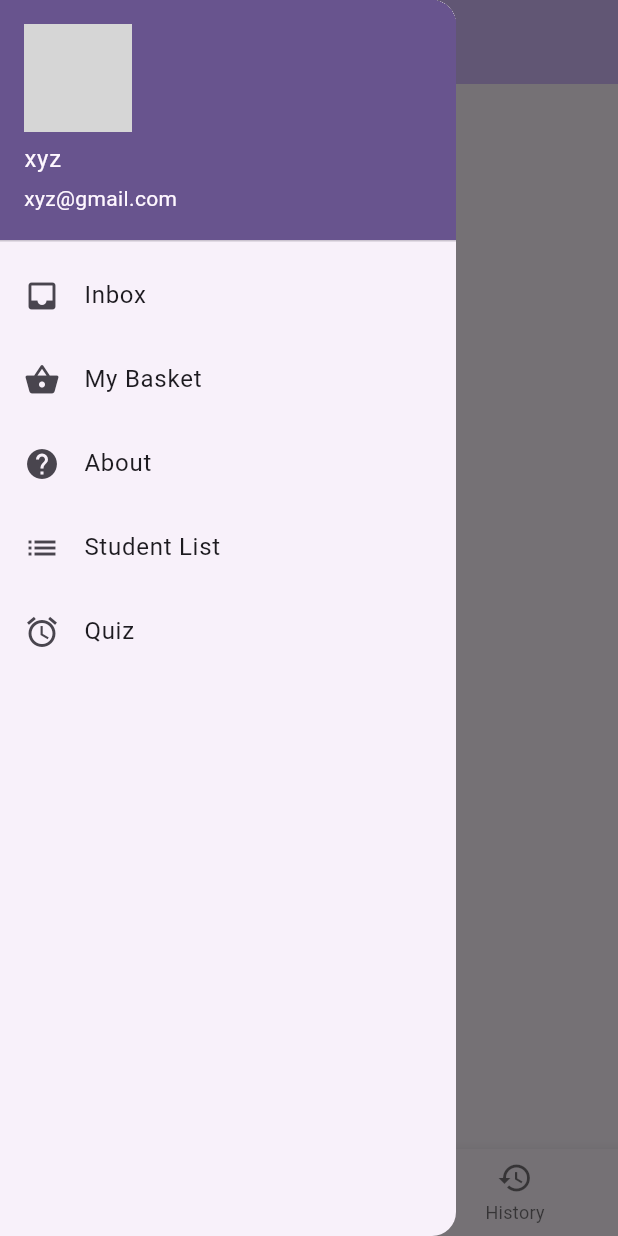
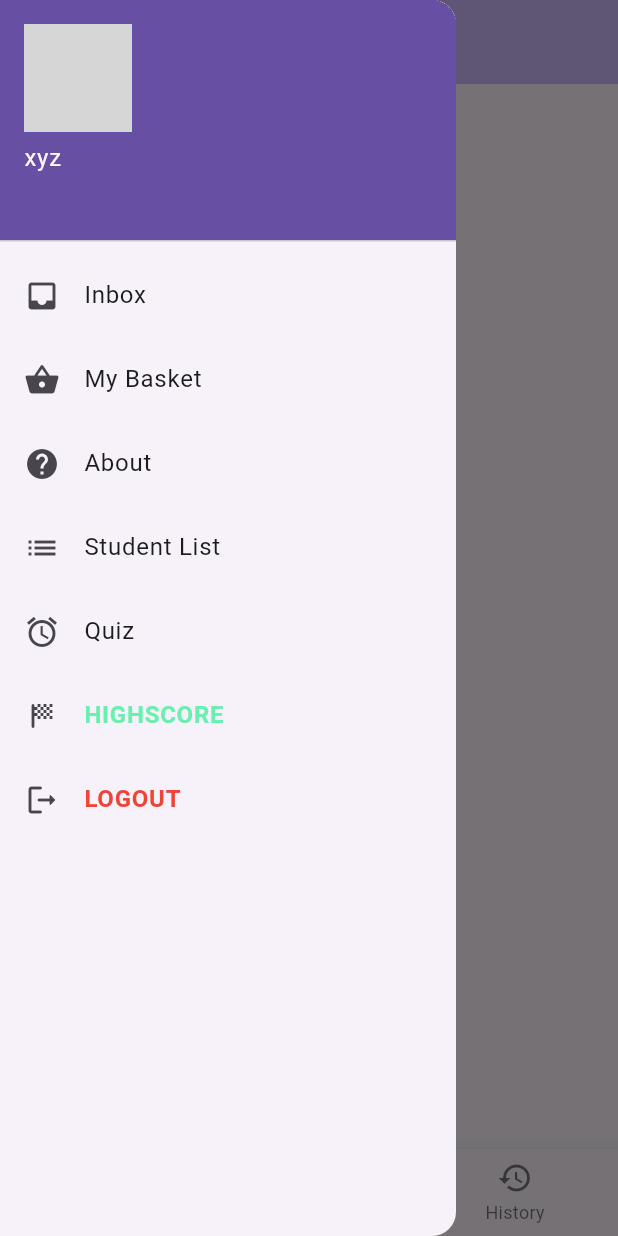
Before and after one commit to canonflow/ET, a Flutter app: the MyHomePage screen opened directly, item 2 of the bottom bar chosen, with the side drawer open, on a phone screen of 412 x 824 dp. Run offline on Flutter 3.47's test engine with Material 3 defaults, Android fonts, the phone set to English and light mode, and no system bars; our stand-ins replace percent_indicator, shared_preferences; accounts and stored records are empty; network calls fail; grey boxes are pictures that could not be loaded.

Commit message:
feat(week6): add exercise

```diff
--- a/Week 1/canonflow/lib/main.dart
+++ b/Week 1/canonflow/lib/main.dart
@@ -1,15 +1,38 @@
 import 'package:canonflow/screen/about.dart';
 import 'package:canonflow/screen/basket.dart';
+import 'package:canonflow/screen/highscore.dart';
 import 'package:canonflow/screen/history.dart';
 import 'package:canonflow/screen/home.dart';
+import 'package:canonflow/screen/login.dart';
 import 'package:canonflow/screen/quiz.dart';
 import 'package:canonflow/screen/search.dart';
 import 'package:canonflow/screen/student/addrecipe.dart';
 import 'package:canonflow/screen/student/student-list.dart';
 import 'package:flutter/material.dart';
 
+import 'package:shared_preferences/shared_preferences.dart';
+
+String ACTIVE_USER = "";
+
+Future<String> checkUser() async {
+  final prefs = await SharedPreferences.getInstance();
+  String user_id = prefs.getString("user_id") ?? "";
+
+  return user_id;
+}
+
 void main() {
-  runApp(const MyApp());
+  // runApp(const MyApp());
+  WidgetsFlutterBinding.ensureInitialized();
+  checkUser()
+    .then((String result) {
+      if (result == "") {
+        runApp(const MyLogin());
+      } else {
+        ACTIVE_USER = result;
+        runApp(const MyApp());
+      }
+    });
 }
 
 class MyApp extends StatelessWidget {
@@ -45,6 +68,8 @@ class MyApp extends StatelessWidget {
         'student.list': (context) => StudentList(),
         'add.recipe': (context) => const AddRecipe(),
         'quiz': (context) => const Quiz(),
+        'login': (context) => const Login(),
+        'highscore': (context) => HighScore(),
       },
     );
   }
@@ -76,12 +101,28 @@ class _MyHomePageState extends State<MyHomePage> {
 
   // Week 2
   int _currentIndex = 0;
+
+  // Week 6
+  String _user_id = "";
+
   final List<Widget> _screens = [
     Home(),
     Search(),
     History()
   ];
   final List<String> _title = ['Home', 'Search', 'History'];
+
+  @override
+  void initState() {
+    // TODO: implement initState
+    super.initState();
+    checkUser()
+      .then((value) {
+        setState(() {
+          _user_id = value;
+        });
+      });
+  }
 
   void _incrementCounter() {
     setState(() {
@@ -93,6 +134,12 @@ class _MyHomePageState extends State<MyHomePage> {
       _counter++;
       emo += (_counter % 5 == 0) ? angry : smile;
     });
+  }
+
+  void doLogout() async {
+    final prefs = await SharedPreferences.getInstance();
+    prefs.remove('user_id');
+    main();
   }
 
   @override
@@ -197,9 +244,9 @@ class _MyHomePageState extends State<MyHomePage> {
       elevation: 16.0,
       child: Column(
         children: <Widget>[
-          const UserAccountsDrawerHeader(
+          UserAccountsDrawerHeader(
             accountName: Text("xyz"),
-            accountEmail: Text("xyz@gmail.com"),
+            accountEmail: Text(_user_id),
             currentAccountPicture: CircleAvatar(
                 backgroundImage: NetworkImage("https://i.pravatar.cc/150")
             )
@@ -237,6 +284,32 @@ class _MyHomePageState extends State<MyHomePage> {
               Navigator.popAndPushNamed(context, "quiz");
             },
           ),
+          ListTile(
+            title: const Text(
+              "HIGHSCORE",
+              style: TextStyle(
+                fontWeight: FontWeight.w600,
+                color: Colors.greenAccent
+              ),
+            ),
+            leading: const Icon(Icons.sports_score_rounded),
+            onTap: () {
+              Navigator.pushNamed(context, 'highscore');
+            },
+          ),
+          ListTile(
+            title: const Text(
+              "LOGOUT",
+              style: TextStyle(
+                fontWeight: FontWeight.bold,
+                color: Colors.red
+              ),
+            ),
+            leading: const Icon(Icons.logout_rounded),
+            onTap: () {
+              doLogout();
+            },
+          ),
         ],
       ),
     );
--- a/Week 1/canonflow/pubspec.yaml
+++ b/Week 1/canonflow/pubspec.yaml
@@ -35,6 +35,7 @@ dependencies:
   # Use with the CupertinoIcons class for iOS style icons.
   cupertino_icons: ^1.0.8
   percent_indicator: ^4.2.2
+  shared_preferences: ^2.5.2
 
 dev_dependencies:
   flutter_test:
```
Also changed, not shown: Week 1/canonflow/lib/screen/highscore.dart (added, +130 -0 lines), Week 1/canonflow/lib/screen/login.dart (added, +124 -0 lines), Week 1/canonflow/lib/screen/quiz.dart (+20 -5 lines), Week 1/canonflow/pubspec.lock, 4 other files.
